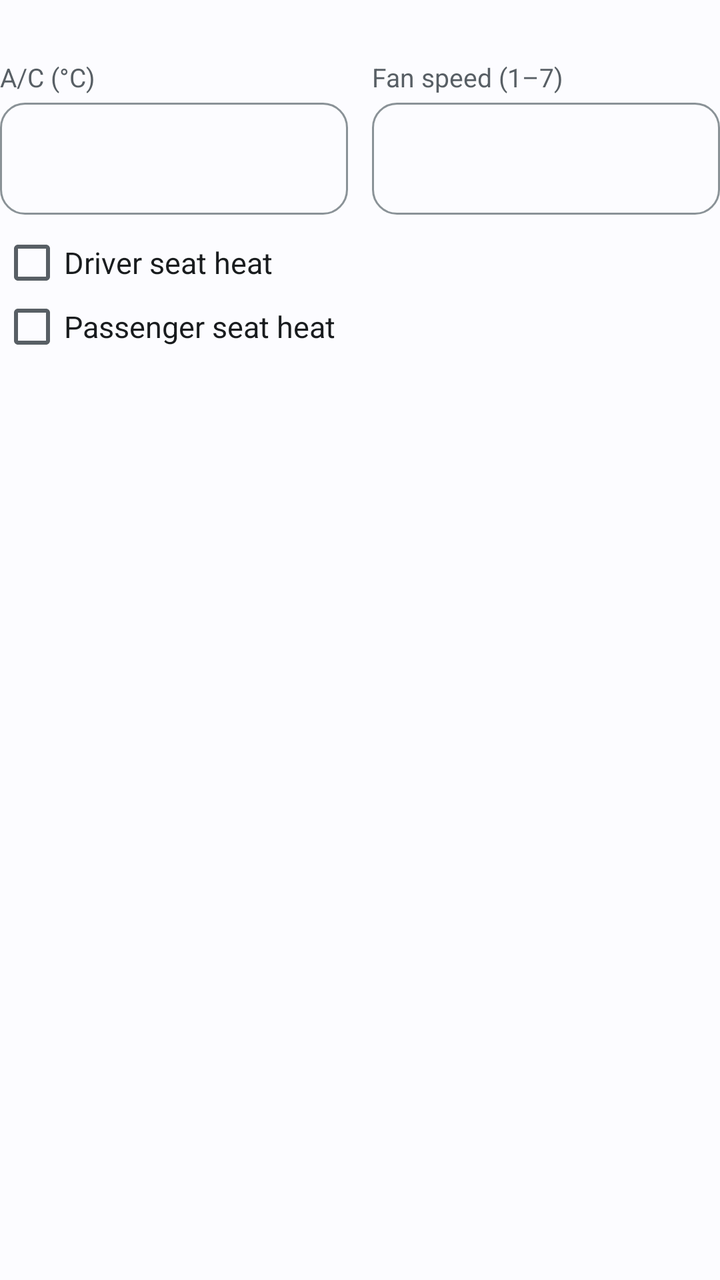
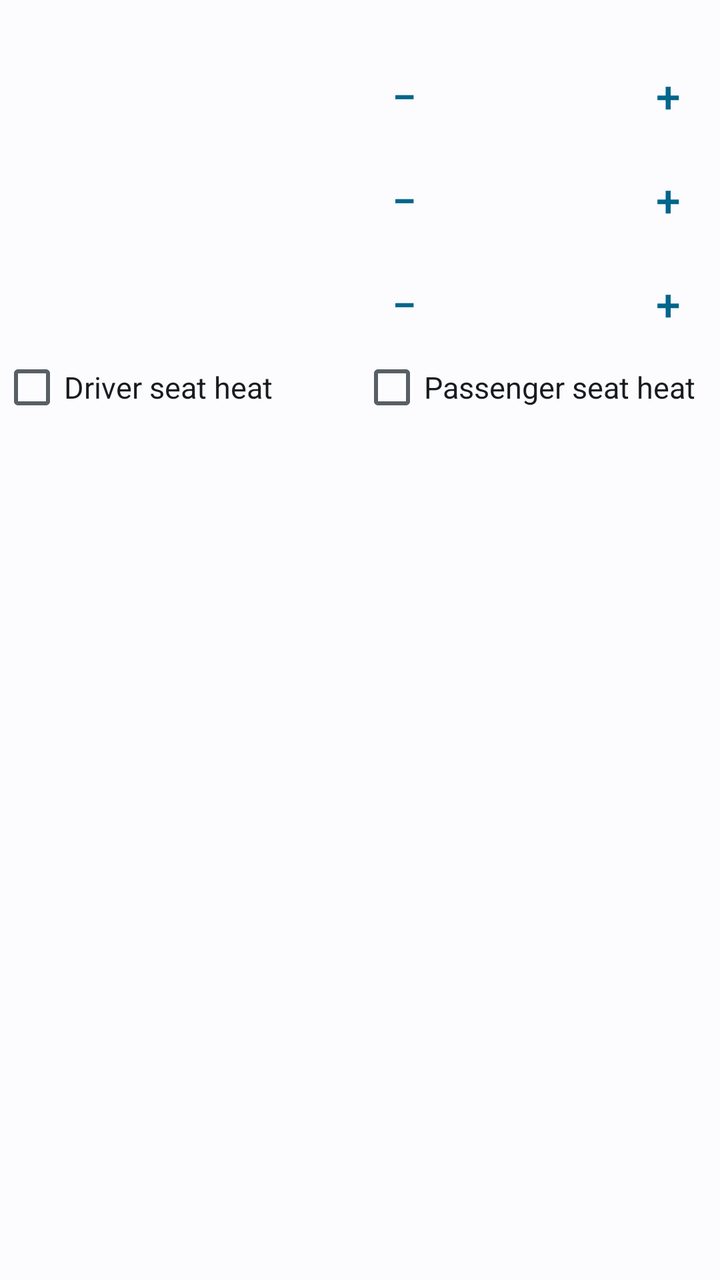

Before-and-after screenshots of an Android layout around one commit, followed by the original layout XML and the change that was made.
<!-- AndroidManifest.xml: application theme AppTheme -->
<!-- res/layout/climate_level.xml -->
<LinearLayout xmlns:android="http://schemas.android.com/apk/res/android"
    android:layout_width="match_parent" android:layout_height="wrap_content" android:layout_marginTop="20dp"
    android:orientation="vertical">
    <TextView android:id="@+id/level_title" style="@style/CardTitle" android:textSize="16sp" />
    <LinearLayout android:layout_width="match_parent" android:layout_height="wrap_content" android:orientation="horizontal">
        <LinearLayout android:layout_width="0dp" android:layout_height="wrap_content" android:layout_marginEnd="12dp"
            android:layout_weight="1" android:orientation="vertical">
            <TextView style="@style/FieldLabel" android:layout_marginTop="8dp" android:text="@string/level_temperature" />
            <EditText android:id="@+id/level_temp" style="@style/Field" android:layout_marginTop="4dp"
                android:inputType="number" android:maxLength="2" />
        </LinearLayout>
        <LinearLayout android:layout_width="0dp" android:layout_height="wrap_content" android:layout_weight="1"
            android:orientation="vertical">
            <TextView style="@style/FieldLabel" android:layout_marginTop="8dp" android:text="@string/level_fan" />
            <EditText android:id="@+id/level_fan" style="@style/Field" android:layout_marginTop="4dp"
                android:inputType="number" android:maxLength="1" />
        </LinearLayout>
    </LinearLayout>
    <CheckBox android:id="@+id/level_driver" android:layout_width="match_parent" android:layout_height="wrap_content"
        android:layout_marginTop="8dp" android:text="@string/level_driver" android:textColor="@color/on_surface" android:textSize="15sp" />
    <CheckBox android:id="@+id/level_passenger" android:layout_width="match_parent" android:layout_height="wrap_content"
        android:text="@string/level_passenger" android:textColor="@color/on_surface" android:textSize="15sp" />
</LinearLayout>
<!-- resources referenced by this layout -->
<resources>
  <color name="on_surface">@android:color/system_neutral1_900</color>
  <string name="level_driver">Driver seat heat</string>
  <string name="level_fan">Fan speed (1–7)</string>
  <string name="level_passenger">Passenger seat heat</string>
  <string name="level_temperature">A/C (°C)</string>
  <style name="CardTitle">
          <item name="android:layout_width">match_parent</item>
          <item name="android:layout_height">wrap_content</item>
          <item name="android:textSize">18sp</item>
          <item name="android:textColor">@color/on_surface</item>
          <item name="android:fontFamily">sans-serif-medium</item>
      </style>
  <style name="Field">
          <item name="android:layout_width">match_parent</item>
          <item name="android:layout_height">56dp</item>
          <item name="android:layout_marginTop">12dp</item>
          <item name="android:paddingHorizontal">16dp</item>
          <item name="android:background">@drawable/bg_field</item>
          <item name="android:textSize">16sp</item>
          <item name="android:textColor">@color/on_surface</item>
          <item name="android:importantForAutofill">no</item>
      </style>
  <style name="FieldLabel">
          <item name="android:layout_width">match_parent</item>
          <item name="android:layout_height">wrap_content</item>
          <item name="android:layout_marginTop">16dp</item>
          <item name="android:textSize">13sp</item>
          <item name="android:textColor">@color/muted</item>
      </style>
  <style name="AppTheme" parent="BaseTheme">
          <item name="android:colorPrimary">@color/primary</item>
          <item name="android:colorAccent">@color/primary</item>
          <item name="android:colorControlActivated">@color/primary</item>
          <item name="android:windowBackground">@color/bg</item>
          <item name="android:statusBarColor">@color/bg</item>
          <item name="android:navigationBarColor">@color/bg</item>
          <item name="android:windowLightStatusBar">@bool/light_bars</item>
          <item name="android:windowLightNavigationBar">@bool/light_bars</item>
          <item name="android:textColorPrimary">@color/on_surface</item>
          <item name="android:textColorSecondary">@color/muted</item>
          <item name="android:textColorHint">@color/muted</item>
      </style>
  <!-- drawable bg_field (drawable) -->
  <shape xmlns:android="http://schemas.android.com/apk/res/android" android:shape="rectangle">
      <stroke android:width="1dp" android:color="@color/outline" />
      <corners android:radius="12dp" />
  </shape>
  <color name="muted">@android:color/system_neutral2_600</color>
  <style name="BaseTheme" parent="android:Theme.Material.Light.NoActionBar" />
  <color name="primary">@android:color/system_accent1_600</color>
  <color name="bg">@android:color/system_neutral1_10</color>
  <color name="outline">@android:color/system_neutral2_400</color>
</resources>

<!-- the commit's change to res/layout/climate_level.xml (unified diff, before → after) -->
@@ -1,23 +1,30 @@
+<?xml version="1.0" encoding="utf-8"?>
 <LinearLayout xmlns:android="http://schemas.android.com/apk/res/android"
     android:layout_width="match_parent" android:layout_height="wrap_content" android:layout_marginTop="20dp"
     android:orientation="vertical">
     <TextView android:id="@+id/level_title" style="@style/CardTitle" android:textSize="16sp" />
+    <include android:id="@+id/level_from" layout="@layout/stepper" />
+    <include android:id="@+id/level_temp" layout="@layout/stepper" />
+    <include android:id="@+id/level_fan" layout="@layout/stepper" />
     <LinearLayout android:layout_width="match_parent" android:layout_height="wrap_content" android:orientation="horizontal">
-        <LinearLayout android:layout_width="0dp" android:layout_height="wrap_content" android:layout_marginEnd="12dp"
-            android:layout_weight="1" android:orientation="vertical">
-            <TextView style="@style/FieldLabel" android:layout_marginTop="8dp" android:text="@string/level_temperature" />
-            <EditText android:id="@+id/level_temp" style="@style/Field" android:layout_marginTop="4dp"
-                android:inputType="number" android:maxLength="2" />
-        </LinearLayout>
-        <LinearLayout android:layout_width="0dp" android:layout_height="wrap_content" android:layout_weight="1"
-            android:orientation="vertical">
-            <TextView style="@style/FieldLabel" android:layout_marginTop="8dp" android:text="@string/level_fan" />
-            <EditText android:id="@+id/level_fan" style="@style/Field" android:layout_marginTop="4dp"
-                android:inputType="number" android:maxLength="1" />
-        </LinearLayout>
+        <CheckBox android:id="@+id/level_driver" android:layout_width="0dp" android:layout_height="wrap_content" android:layout_weight="1"
+            android:text="@string/level_driver" android:textColor="@color/on_surface" android:textSize="15sp" />
+        <CheckBox android:id="@+id/level_passenger" android:layout_width="0dp" android:layout_height="wrap_content" android:layout_weight="1"
+            android:text="@string/level_passenger" android:textColor="@color/on_surface" android:textSize="15sp" />
     </LinearLayout>
-    <CheckBox android:id="@+id/level_driver" android:layout_width="match_parent" android:layout_height="wrap_content"
-        android:layout_marginTop="8dp" android:text="@string/level_driver" android:textColor="@color/on_surface" android:textSize="15sp" />
-    <CheckBox android:id="@+id/level_passenger" android:layout_width="match_parent" android:layout_height="wrap_content"
-        android:text="@string/level_passenger" android:textColor="@color/on_surface" android:textSize="15sp" />
 </LinearLayout>
+<!-- res/layout/stepper.xml (included above) -->
+<?xml version="1.0" encoding="utf-8"?>
+<LinearLayout xmlns:android="http://schemas.android.com/apk/res/android"
+    android:layout_width="match_parent" android:layout_height="wrap_content"
+    android:gravity="center_vertical" android:minHeight="52dp" android:orientation="horizontal">
+    <TextView android:id="@+id/stepper_label" android:layout_width="0dp" android:layout_height="wrap_content" android:layout_weight="1"
+        android:textColor="@color/on_surface" android:textSize="15sp" />
+    <Button android:id="@+id/stepper_down" style="@style/ButtonText" android:layout_width="52dp" android:layout_height="48dp"
+        android:layout_marginTop="0dp" android:text="−" android:textSize="22sp" />
+    <TextView android:id="@+id/stepper_value" android:layout_width="wrap_content" android:layout_height="wrap_content"
+        android:minWidth="80dp" android:gravity="center" android:textColor="@color/on_surface" android:textSize="18sp"
+        android:fontFamily="sans-serif-medium" />
+    <Button android:id="@+id/stepper_up" style="@style/ButtonText" android:layout_width="52dp" android:layout_height="48dp"
+        android:layout_marginTop="0dp" android:text="+" android:textSize="22sp" />
+</LinearLayout>
<!-- resource entries referenced after the edit -->
@@ -2,32 +2,18 @@
 <resources>
   <color name="on_surface">@android:color/system_neutral1_900</color>
   <string name="level_driver">Driver seat heat</string>
-  <string name="level_fan">Fan speed (1–7)</string>
   <string name="level_passenger">Passenger seat heat</string>
-  <string name="level_temperature">A/C (°C)</string>
+  <style name="ButtonText" parent="ButtonPrimary">
+          <item name="android:layout_marginTop">8dp</item>
+          <item name="android:background">?android:attr/selectableItemBackground</item>
+          <item name="android:textColor">@color/primary</item>
+      </style>
   <style name="CardTitle">
           <item name="android:layout_width">match_parent</item>
           <item name="android:layout_height">wrap_content</item>
           <item name="android:textSize">18sp</item>
           <item name="android:textColor">@color/on_surface</item>
           <item name="android:fontFamily">sans-serif-medium</item>
-      </style>
-  <style name="Field">
-          <item name="android:layout_width">match_parent</item>
-          <item name="android:layout_height">56dp</item>
-          <item name="android:layout_marginTop">12dp</item>
-          <item name="android:paddingHorizontal">16dp</item>
-          <item name="android:background">@drawable/bg_field</item>
-          <item name="android:textSize">16sp</item>
-          <item name="android:textColor">@color/on_surface</item>
-          <item name="android:importantForAutofill">no</item>
-      </style>
-  <style name="FieldLabel">
-          <item name="android:layout_width">match_parent</item>
-          <item name="android:layout_height">wrap_content</item>
-          <item name="android:layout_marginTop">16dp</item>
-          <item name="android:textSize">13sp</item>
-          <item name="android:textColor">@color/muted</item>
       </style>
   <style name="AppTheme" parent="BaseTheme">
           <item name="android:colorPrimary">@color/primary</item>
@@ -42,15 +28,25 @@
           <item name="android:textColorSecondary">@color/muted</item>
           <item name="android:textColorHint">@color/muted</item>
       </style>
-  <!-- drawable bg_field (drawable) -->
-  <shape xmlns:android="http://schemas.android.com/apk/res/android" android:shape="rectangle">
-      <stroke android:width="1dp" android:color="@color/outline" />
-      <corners android:radius="12dp" />
-  </shape>
+  <style name="ButtonPrimary">
+          <item name="android:layout_width">match_parent</item>
+          <item name="android:layout_height">52dp</item>
+          <item name="android:layout_marginTop">16dp</item>
+          <item name="android:background">@drawable/bg_primary</item>
+          <item name="android:textColor">@color/on_primary</item>
+          <item name="android:textSize">16sp</item>
+          <item name="android:fontFamily">sans-serif-medium</item>
+          <item name="android:textAllCaps">false</item>
+          <item name="android:stateListAnimator">@null</item>
+      </style>
   <color name="muted">@android:color/system_neutral2_600</color>
+  <!-- drawable bg_primary (drawable) -->
+  <ripple xmlns:android="http://schemas.android.com/apk/res/android" android:color="?android:attr/colorControlHighlight">
+      <item><shape android:shape="rectangle"><solid android:color="@color/primary" /><corners android:radius="28dp" /></shape></item>
+  </ripple>
+  <color name="on_primary">@android:color/system_accent1_0</color>
   <style name="BaseTheme" parent="android:Theme.Material.Light.NoActionBar" />
   <color name="primary">@android:color/system_accent1_600</color>
   <color name="bg">@android:color/system_neutral1_10</color>
-  <color name="outline">@android:color/system_neutral2_400</color>
 </resources>
 
